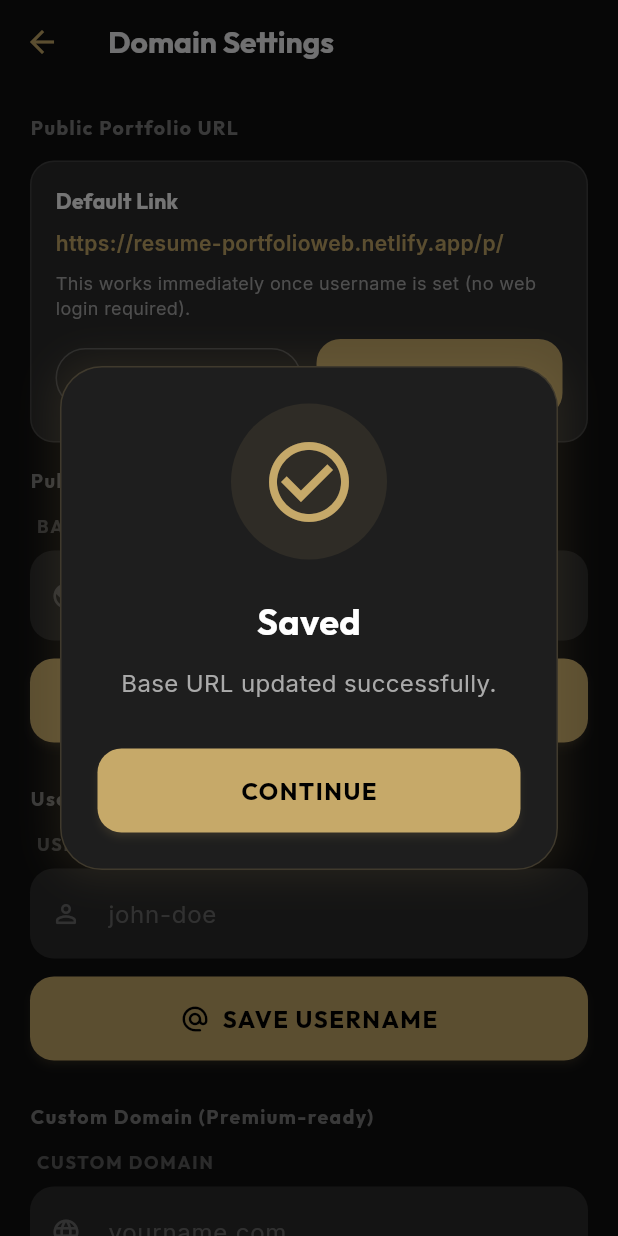
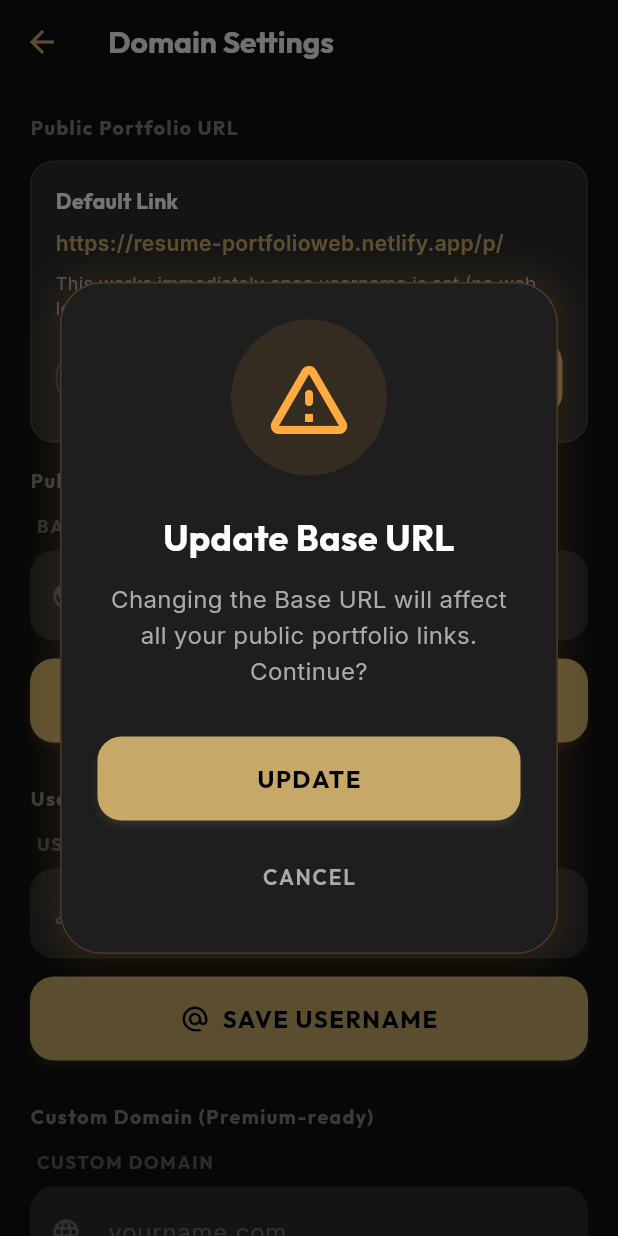
Before and after one commit to Saikumar9342/Portfolio_mobile, a Flutter app: the DomainSettingsScreen screen opened directly, after a tap on "SAVE BASE URL", on a phone screen of 412 x 824 dp. Run offline on Flutter 3.47's test engine with Material 3 defaults, Android fonts, the phone set to English and light mode, and no system bars; our stand-ins replace cloud_firestore, file_picker, firebase_auth, firebase_core, flutter_svg, google_fonts and 3 more; missing offline and left inert: cloudinary_public, syncfusion_flutter_pdf, translator; accounts and stored records are empty.

```diff
--- a/lib/screens/domain_settings_screen.dart
+++ b/lib/screens/domain_settings_screen.dart
@@ -145,6 +145,18 @@ class _DomainSettingsScreenState extends State<DomainSettingsScreen> {
                     : () async {
                         final value = _baseUrlController.text.trim();
                         if (value.isEmpty) return;
+
+                        final confirm = await ActionDialog.show(
+                          context,
+                          title: "Update Base URL",
+                          message:
+                              "Changing the Base URL will affect all your public portfolio links. Continue?",
+                          confirmLabel: "UPDATE",
+                          type: ActionDialogType.warning,
+                          onConfirm: () {},
+                        );
+                        if (confirm != true) return;
+
                         setState(() => _isSavingBaseUrl = true);
                         try {
                           await _service.setPublicBaseUrl(value);
@@ -190,6 +202,18 @@ class _DomainSettingsScreenState extends State<DomainSettingsScreen> {
                     : () async {
                         final value = _usernameController.text.trim();
                         if (value.isEmpty) return;
+
+                        final confirm = await ActionDialog.show(
+                          context,
+                          title: "Update Username",
+                          message:
+                              "Changing your username will update your public portfolio link. Continue?",
+                          confirmLabel: "UPDATE",
+                          type: ActionDialogType.warning,
+                          onConfirm: () {},
+                        );
+                        if (confirm != true) return;
+
                         setState(() => _isSavingUsername = true);
                         try {
                           await _service.setUsername(value);
@@ -235,6 +259,18 @@ class _DomainSettingsScreenState extends State<DomainSettingsScreen> {
                     : () async {
                         final value = _domainController.text.trim();
                         if (value.isEmpty) return;
+
+                        final confirm = await ActionDialog.show(
+                          context,
+                          title: "Connect Custom Domain",
+                          message:
+                              "Are you sure you want to connect '$value' to your portfolio?",
+                          confirmLabel: "CONNECT",
+                          type: ActionDialogType.warning,
+                          onConfirm: () {},
+                        );
+                        if (confirm != true) return;
+
                         setState(() => _isSavingDomain = true);
                         try {
                           await _service.setCustomDomain(value);
```
